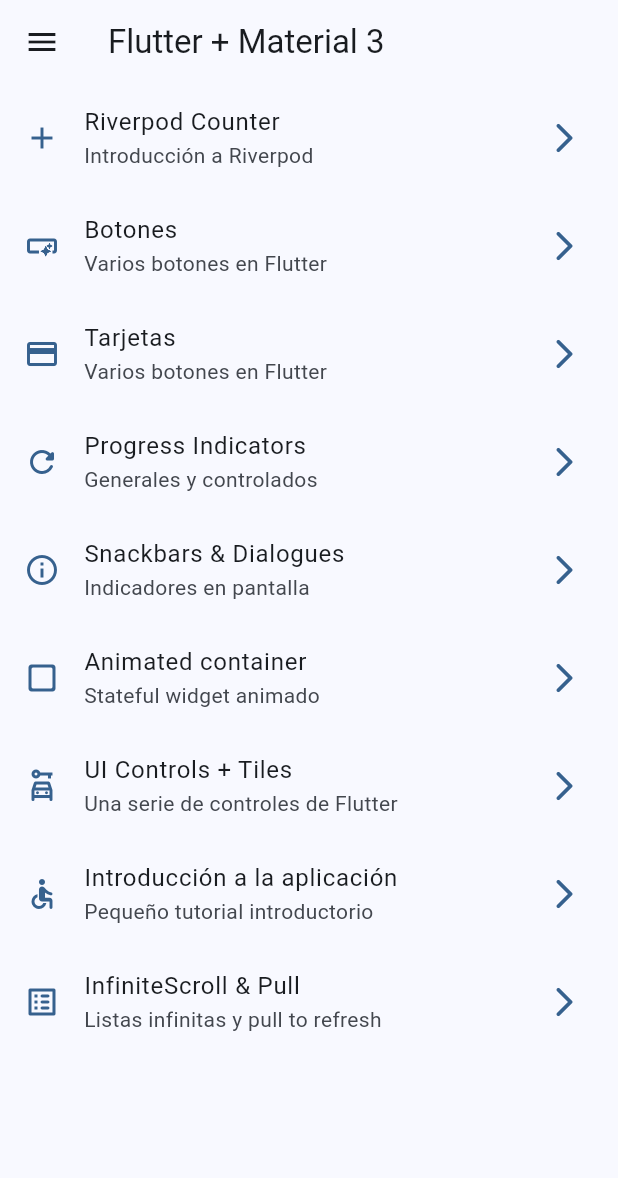
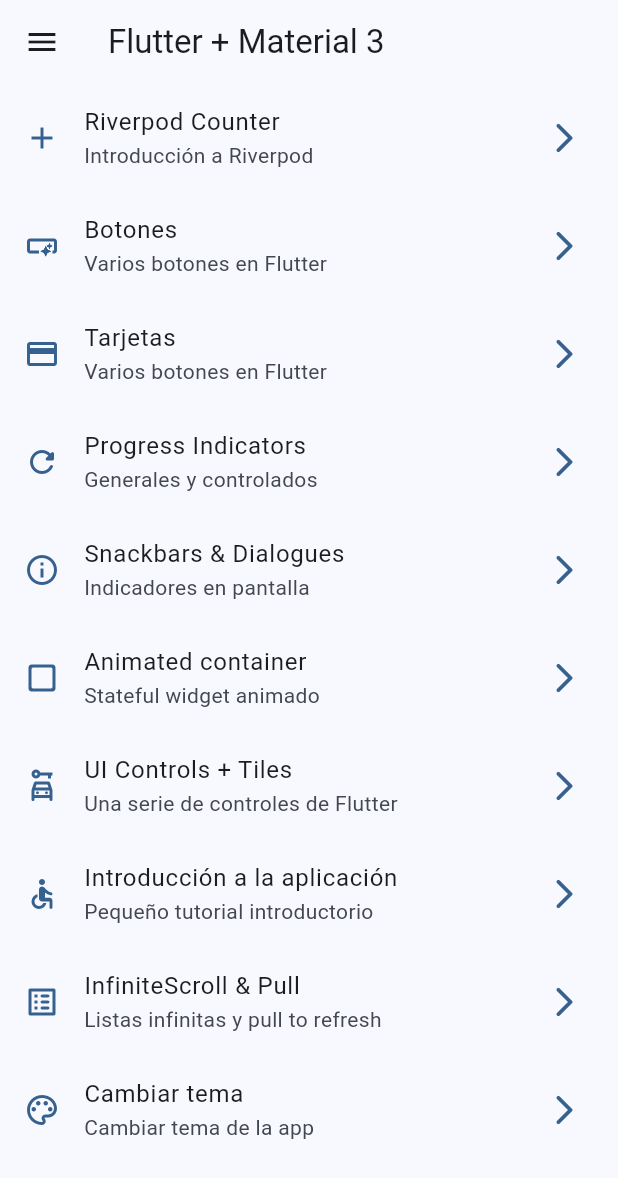
Before and after one commit to masmariuss/widgets_app, a Flutter app: the screen it shows after launch, on a phone screen of 412 x 824 dp. Shown: the top 1178 px of the screen. Run offline on Flutter 3.47's test engine with Material 2 defaults, Android fonts, the phone set to English and light mode, and no system bars; our stand-ins replace animate_do, flutter_riverpod, go_router.

Commit message:
theme provider done

```diff
--- a/lib/config/theme/app_theme.dart
+++ b/lib/config/theme/app_theme.dart
@@ -15,15 +15,18 @@ const colorList = <Color>[
 class AppTheme {
 
   final int selectedColor;
+  final bool isDarkMode;
 
   AppTheme({
-    this.selectedColor = 0
+    this.selectedColor = 0,
+    this.isDarkMode = false,
   }): assert( selectedColor >= 0, 'Selected color must be greater than 0'),
       assert( selectedColor < colorList.length,
       'Selected color must be smaller than ${colorList.length - 1}');
 
   ThemeData getTheme() => ThemeData(
     useMaterial3: true,
+    brightness: isDarkMode ? Brightness.dark : Brightness.light,
     colorSchemeSeed: colorList[ selectedColor ],
     appBarTheme: const AppBarTheme(
       centerTitle: false,
--- a/lib/config/theme/menu/menu_items.dart
+++ b/lib/config/theme/menu/menu_items.dart
@@ -79,4 +79,11 @@ const appMenuItems = <MenuItem>[
     icon: Icons.list_alt_rounded
   ),
 
+  MenuItem(
+    title: 'Cambiar tema',
+    subTitle: 'Cambiar tema de la app',
+    link: '/theme-changer',
+    icon: Icons.color_lens_outlined
+  ),
+
 ];
--- a/lib/config/theme/router/app_router.dart
+++ b/lib/config/theme/router/app_router.dart
@@ -70,5 +70,13 @@ final GoRouter appRouter = GoRouter(
       builder: (context, state) => const CounterScreen()
     ),
 
+    GoRoute(
+      path: '/theme-changer',
+      name: ThemeChangerScreen.name,
+      builder: (context, state) => const ThemeChangerScreen()
+    ),
+
+
+
   ]
 );
--- a/lib/main.dart
+++ b/lib/main.dart
@@ -2,6 +2,7 @@ import 'package:flutter/material.dart';
 import 'package:flutter_riverpod/flutter_riverpod.dart';
 import 'package:widgets_app/config/theme/app_theme.dart';
 import 'package:widgets_app/config/theme/router/app_router.dart';
+import 'package:widgets_app/presentation/providers/theme_provider.dart';
 
 
 void main() {
@@ -12,16 +13,20 @@ void main() {
   );
 }
 
-class MainApp extends StatelessWidget {
+class MainApp extends ConsumerWidget {
   const MainApp({super.key});
 
   @override
-  Widget build(BuildContext context) {
+  Widget build(BuildContext context, WidgetRef ref) {
+
+    final isDarkMode = ref.watch(isDarkModeProvider);
+    final selectedColor = ref.watch(selectedIndexColorProvider);
+
     return MaterialApp.router(
       title: 'Flutter Widgets',
       routerConfig: appRouter,
       debugShowCheckedModeBanner: false,
-      theme: AppTheme(selectedColor: 0).getTheme(),
+      theme: AppTheme(selectedColor: selectedColor, isDarkMode: isDarkMode).getTheme(),
 
     );
   }
--- /dev/null
+++ b/lib/presentation/providers/theme_provider.dart
@@ -0,0 +1,13 @@
+
+
+import 'package:flutter_riverpod/flutter_riverpod.dart';
+import 'package:widgets_app/config/theme/app_theme.dart';
+
+// Listado de colores inmutable
+final colorListProvider = Provider((ref) => colorList);
+
+// Un simple boolean
+final isDarkModeProvider = StateProvider((ref) => false);
+
+// Un simple int
+final selectedIndexColorProvider = StateProvider((ref) => 0);
--- a/lib/presentation/screens/progress/progress_screen.dart
+++ b/lib/presentation/screens/progress/progress_screen.dart
@@ -21,9 +21,9 @@ class _ProgressView extends StatelessWidget {
 
   @override
   Widget build(BuildContext context) {
-    return Center(
+    return const Center(
       child: Column(
-        children: const [
+        children: [
           SizedBox(height: 30),
           Text('Circular progress indicator'),
           SizedBox(height: 10),
--- a/lib/presentation/screens/screens.dart
+++ b/lib/presentation/screens/screens.dart
@@ -1,3 +1,4 @@
+
 
 
 export 'package:widgets_app/presentation/screens/animated/animated_screen.dart';
@@ -9,4 +10,5 @@ export 'package:widgets_app/presentation/screens/home/home_screen.dart';
 export 'package:widgets_app/presentation/screens/infinite_scroll/infinite_scroll_screen.dart';
 export 'package:widgets_app/presentation/screens/progress/progress_screen.dart';
 export 'package:widgets_app/presentation/screens/snackbar/snackbar_screen.dart';
+export 'package:widgets_app/presentation/screens/theme_changer/theme_changer_screen.dart';
 export 'package:widgets_app/presentation/screens/ui_controls/ui_controls_screen.dart';
```
Also changed, not shown: lib/presentation/screens/counter/counter_screen.dart (+12 -1 lines), lib/presentation/screens/theme_changer/theme_changer_screen.dart (added, +65 -0 lines), 1 other file.
